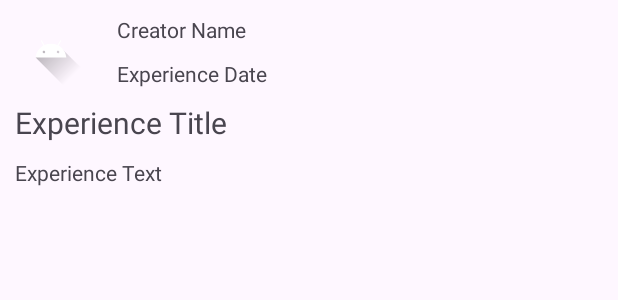
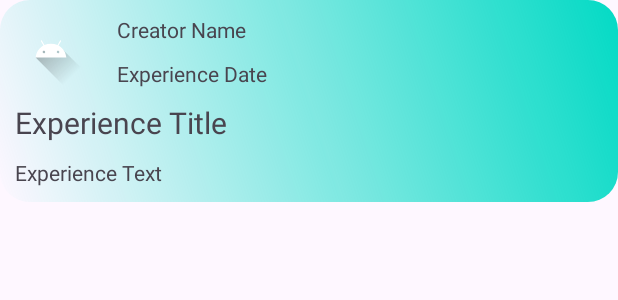
Before and after one commit to chebbi4m/PDM-Android-EmpowerLink, an Android app: the layout experience__item.xml on its own in the app's theme, with its tools: preview values and no code run, on a phone screen of 412 x 824 dp. Shown: the top 300 px of the screen. Run offline under Robolectric (Android 15) with nearby library versions, the phone set to English and light mode, and no system bars.

Commit message:
last change

```diff
--- a/app/src/main/java/tn/esprit/pdm/HomePageActivity.kt
+++ b/app/src/main/java/tn/esprit/pdm/HomePageActivity.kt
@@ -181,12 +181,11 @@ private lateinit var binding:ActivityHomePageBinding
                 val communityId = experienceJson.getString("communityId")
                 val image = R.drawable.profile // Replace with actual image data
                 val title = experienceJson.getString("title")
-                val category = experienceJson.getString("category")
                 val username = "username_placeholder"
                 val experienceDate = experienceJson.optString("createdAt", null)
                 val experienceText = experienceJson.optString("text", null)
 
-                experiences.add(Experience(username, title, id, communityId, image, experienceDate, experienceText ))
+                experiences.add(Experience(username, title, id, communityId, image, experienceDate, experienceText))
             }
 
 
--- a/app/src/main/java/tn/esprit/pdm/ProfileActivity.kt
+++ b/app/src/main/java/tn/esprit/pdm/ProfileActivity.kt
@@ -76,4 +76,6 @@ class ProfileActivity: AppCompatActivity() {
         startActivity(intent)
         finish()
     }
+
+
 }
--- a/app/src/main/java/tn/esprit/pdm/uikotlin/experience/ExperienceAdapter.kt
+++ b/app/src/main/java/tn/esprit/pdm/uikotlin/experience/ExperienceAdapter.kt
@@ -22,7 +22,8 @@ class ExperienceAdapter(
     override fun getView(position: Int, convertView: View?, parent: ViewGroup): View {
         val view = convertView ?: LayoutInflater.from(context).inflate(R.layout.experience__item, parent, false)
 
-        val experienceImage: ImageView = view.findViewById(R.drawable.profile) // Assuming this is the correct ID
+      //val experienceImage: ImageView = view.findViewById(R.drawable.profile) // Assuming this is the correct ID
+
         val experienceTitle: TextView = view.findViewById(R.id.experienceTitle)
         val experienceDate: TextView = view.findViewById(R.id.experienceDate)
 
@@ -30,7 +31,7 @@ class ExperienceAdapter(
 
         experience?.let {
             // Assuming creatorImage is an Int representing a drawable resource
-            experienceImage.setImageResource(R.drawable.profile)
+          //  experienceImage.setImageResource(R.drawable.profile)
             experienceTitle.text = it.experienceTitle
             experienceDate.text = it.experienceDate
         }
--- a/app/src/main/res/drawable/itemback.xml
+++ b/app/src/main/res/drawable/itemback.xml
@@ -1,4 +1,20 @@
 <?xml version="1.0" encoding="utf-8"?>
-<selector xmlns:android="http://schemas.android.com/apk/res/android">
+<layer-list xmlns:android="http://schemas.android.com/apk/res/android">
+    <item>
+        <shape
+            android:shape = "rectangle"
 
-</selector>
+
+            xmlns:android = "http://schemas.android.com/apk/res/android" >
+
+            <corners android:radius="20dp" />
+            <gradient
+
+                android:endColor = "@color/teal_200"
+                android:angle = "45"
+                android:type = "linear" />
+            <size android:height="56dp"
+                android:width="360dp"/>
+        </shape>
+    </item>
+</layer-list>
--- a/app/src/main/res/layout/activity_home_page.xml
+++ b/app/src/main/res/layout/activity_home_page.xml
@@ -51,6 +51,7 @@
                 android:divider="@android:color/darker_gray"
                 android:dividerHeight="1dp"
                 android:padding="16dp"
+
                 app:layout_constraintBottom_toTopOf="@+id/linearLayout"
                 app:layout_constraintEnd_toEndOf="parent"
                 app:layout_constraintStart_toStartOf="parent" />
--- a/app/src/main/res/layout/experience__item.xml
+++ b/app/src/main/res/layout/experience__item.xml
@@ -5,6 +5,7 @@
     android:layout_width="match_parent"
     android:layout_height="wrap_content"
     android:orientation="vertical"
+    android:background="@drawable/itemback"
     android:padding="10dp">
 
     <!-- Your experience item views go here -->
```
Also changed, not shown: app/src/main/java/tn/esprit/pdm/models/Experience.kt (+7 -3 lines), app/src/main/java/tn/esprit/pdm/uikotlin/community/CreateCommunityFragment.kt (+5 -3 lines), app/src/main/res/layout/activity_profil.xml (+13 -1 lines).
